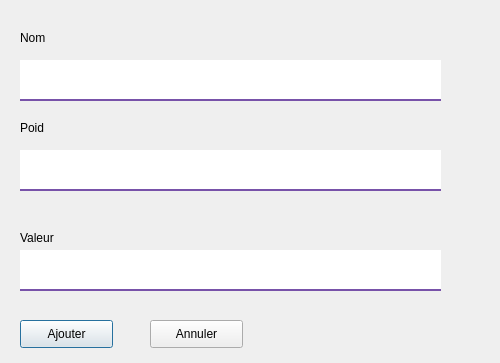
The window that UI/AjoutObjets.ui (kamelferrahi/TP1TPRO) describes before a commit, drawn with Qt 5.
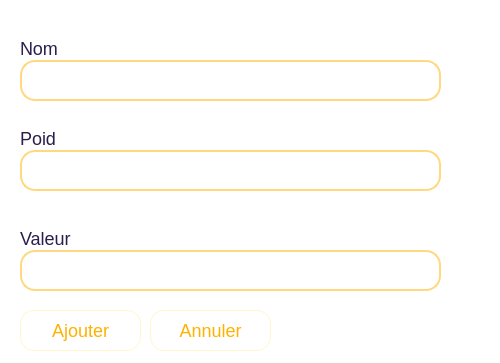
The same window after the commit. Icons and pictures are not drawn.

The edit to the form file:
```diff
--- a/UI/AjoutObjets.ui
+++ b/UI/AjoutObjets.ui
@@ -13,6 +13,13 @@
   <property name="windowTitle">
    <string>Dialog</string>
   </property>
+  <property name="styleSheet">
+   <string notr="true">QDialog{
+
+	background-color: white
+
+}</string>
+  </property>
   <widget class="QLineEdit" name="nom">
    <property name="geometry">
     <rect>
@@ -29,13 +36,29 @@
     </size>
    </property>
    <property name="styleSheet">
-    <string notr="true">font: 25 12pt &quot;Bahnschrift Light&quot;;
-font-size : 15px;
-border : none;
-border-bottom : 2px solid rgb(120, 82, 169);
-background-color: rgb(255, 255,255);
-color :rgb(45, 45, 45);
-padding-bottom : 7px;</string>
+    <string notr="true">QLineEdit{
+border: 2px solid #FFD880;
+border-radius : 15px;
+background-color: white;
+color : #FFB100;
+font-size: 18px;
+font-family : &quot;Sitka Text&quot;;
+}
+QComboBox::down-arrow {
+    image: url(&quot;./image/arrowBasO.png&quot;);	
+	color : #FFB100;
+	right : 4px;
+}
+QComboBox::drop-down{
+	border-top-right-radius: 15px;
+	border-bottom-right-radius: 15px;
+	background-color: white;
+}
+QComboBox QAbstractItemView{
+	border: 2px solid #FEC1C1;
+	border-radius : 15px;
+	padding : 4px;
+}</string>
    </property>
    <property name="text">
     <string/>
@@ -60,13 +83,29 @@
     </size>
    </property>
    <property name="styleSheet">
-    <string notr="true">font: 25 12pt &quot;Bahnschrift Light&quot;;
-font-size : 15px;
-border : none;
-border-bottom : 2px solid rgb(120, 82, 169);
-background-color: rgb(255, 255,255);
-color :rgb(45, 45, 45);
-padding-bottom : 7px;</string>
+    <string notr="true">QLineEdit{
+border: 2px solid #FFD880;
+border-radius : 15px;
+background-color: white;
+color : #FFB100;
+font-size: 18px;
+font-family : &quot;Sitka Text&quot;;
+}
+QComboBox::down-arrow {
+    image: url(&quot;./image/arrowBasO.png&quot;);	
+	color : #FFB100;
+	right : 4px;
+}
+QComboBox::drop-down{
+	border-top-right-radius: 15px;
+	border-bottom-right-radius: 15px;
+	background-color: white;
+}
+QComboBox QAbstractItemView{
+	border: 2px solid #FEC1C1;
+	border-radius : 15px;
+	padding : 4px;
+}</string>
    </property>
    <property name="text">
     <string/>
@@ -91,13 +130,29 @@
     </size>
    </property>
    <property name="styleSheet">
-    <string notr="true">font: 25 12pt &quot;Bahnschrift Light&quot;;
-font-size : 15px;
-border : none;
-border-bottom : 2px solid rgb(120, 82, 169);
-background-color: rgb(255, 255,255);
-color :rgb(45, 45, 45);
-padding-bottom : 7px;</string>
+    <string notr="true">QLineEdit{
+border: 2px solid #FFD880;
+border-radius : 15px;
+background-color: white;
+color : #FFB100;
+font-size: 18px;
+font-family : &quot;Sitka Text&quot;;
+}
+QComboBox::down-arrow {
+    image: url(&quot;./image/arrowBasO.png&quot;);	
+	color : #FFB100;
+	right : 4px;
+}
+QComboBox::drop-down{
+	border-top-right-radius: 15px;
+	border-bottom-right-radius: 15px;
+	background-color: white;
+}
+QComboBox QAbstractItemView{
+	border: 2px solid #FEC1C1;
+	border-radius : 15px;
+	padding : 4px;
+}</string>
    </property>
    <property name="text">
     <string/>
@@ -110,11 +165,25 @@
    <property name="geometry">
     <rect>
      <x>20</x>
-     <y>320</y>
-     <width>93</width>
-     <height>28</height>
+     <y>310</y>
+     <width>121</width>
+     <height>41</height>
     </rect>
    </property>
+   <property name="styleSheet">
+    <string notr="true">QPushButton:hover{
+	color: white;
+	background-color: #FFB100;
+}
+QPushButton{
+border: 1.4px solid #FFF6CC;
+border-radius : 14px;
+background-color: white;
+color : #FFB100;
+font-size:18px;
+font-family : &quot;Sitka Text&quot;;
+}</string>
+   </property>
    <property name="text">
     <string>Ajouter</string>
    </property>
@@ -123,11 +192,25 @@
    <property name="geometry">
     <rect>
      <x>150</x>
-     <y>320</y>
-     <width>93</width>
-     <height>28</height>
+     <y>310</y>
+     <width>121</width>
+     <height>41</height>
     </rect>
    </property>
+   <property name="styleSheet">
+    <string notr="true">QPushButton:hover{
+	color: white;
+	background-color: #FFB100;
+}
+QPushButton{
+border: 1.4px solid #FFF6CC;
+border-radius : 14px;
+background-color: white;
+color : #FFB100;
+font-size:18px;
+font-family : &quot;Sitka Text&quot;;
+}</string>
+   </property>
    <property name="text">
     <string>Annuler</string>
    </property>
@@ -136,11 +219,18 @@
    <property name="geometry">
     <rect>
      <x>20</x>
-     <y>30</y>
+     <y>40</y>
      <width>55</width>
      <height>16</height>
     </rect>
    </property>
+   <property name="styleSheet">
+    <string notr="true">QLabel{
+	font-family : &quot;Sitka Text&quot;;
+	font-size: 18px;
+	color : #2A1E4E;
+}</string>
+   </property>
    <property name="text">
     <string>Nom</string>
    </property>
@@ -149,11 +239,18 @@
    <property name="geometry">
     <rect>
      <x>20</x>
-     <y>120</y>
+     <y>130</y>
      <width>55</width>
      <height>16</height>
     </rect>
    </property>
+   <property name="styleSheet">
+    <string notr="true">QLabel{
+	font-family : &quot;Sitka Text&quot;;
+	font-size: 18px;
+	color : #2A1E4E;
+}</string>
+   </property>
    <property name="text">
     <string>Poid</string>
    </property>
@@ -167,6 +264,13 @@
      <height>16</height>
     </rect>
    </property>
+   <property name="styleSheet">
+    <string notr="true">QLabel{
+	font-family : &quot;Sitka Text&quot;;
+	font-size: 18px;
+	color : #2A1E4E;
+}</string>
+   </property>
    <property name="text">
     <string>Valeur</string>
    </property>
```
